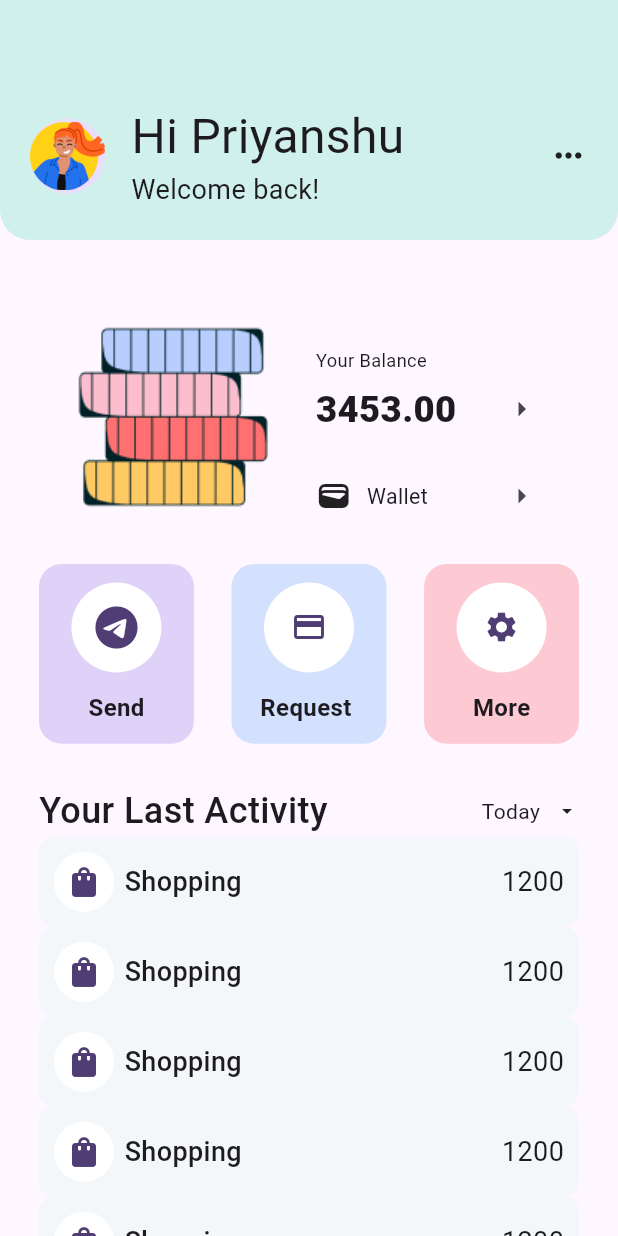
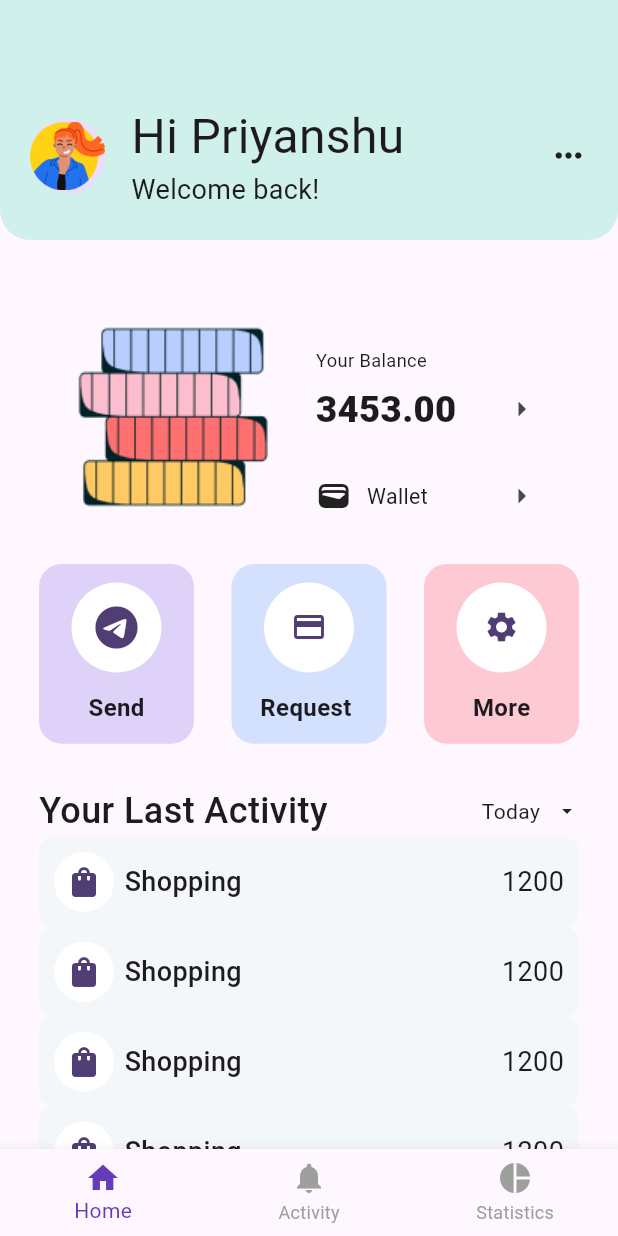
Before and after one commit to quant-1729/finance_app, a Flutter app: the screen it shows after launch, after a tap on the "arrow right" icon, on a phone screen of 412 x 824 dp. Run offline on Flutter 3.47's test engine with Material 3 defaults, Android fonts, the phone set to English and light mode, and no system bars; our stand-ins replace flutter_screenutil, smooth_page_indicator; missing offline and left inert: dart:ffi.

Commit message:
navbar added

```diff
--- /dev/null
+++ b/lib/lib/Views/activity.dart
@@ -0,0 +1,15 @@
+import 'package:flutter/material.dart';
+
+class Activity extends StatefulWidget {
+  const Activity({super.key});
+
+  @override
+  State<Activity> createState() => _ActivityState();
+}
+
+class _ActivityState extends State<Activity> {
+  @override
+  Widget build(BuildContext context) {
+    return const Placeholder();
+  }
+}
--- /dev/null
+++ b/lib/lib/Views/statisticspage.dart
@@ -0,0 +1,15 @@
+import 'package:flutter/material.dart';
+
+class Statisticspage extends StatefulWidget {
+  const Statisticspage({super.key});
+
+  @override
+  State<Statisticspage> createState() => _StatisticspageState();
+}
+
+class _StatisticspageState extends State<Statisticspage> {
+  @override
+  Widget build(BuildContext context) {
+    return const Placeholder();
+  }
+}
--- a/lib/main.dart
+++ b/lib/main.dart
@@ -1,6 +1,8 @@
 import 'package:finance_app/lib/Views/Onborading/general_onboarding_page.dart';
 import 'package:finance_app/lib/Views/Onborading/onboarding.dart';
-import 'package:finance_app/lib/Views/homepage.dart';
+import 'package:finance_app/lib/Views/activity.dart';
+import 'package:finance_app/lib/Views/homepage.dart'; // Ensure this imports a StatefulWidget for Homepage
+import 'package:finance_app/lib/Views/statisticspage.dart';
 import 'package:flutter/material.dart';
 import 'package:flutter_screenutil/flutter_screenutil.dart';
 
@@ -11,34 +13,69 @@ void main() {
 class MyApp extends StatelessWidget {
   const MyApp({super.key});
 
-  // This widget is the root of your application.
   @override
   Widget build(BuildContext context) {
     return MaterialApp(
-        builder: (context, widget) {
-          ScreenUtil.init(context, designSize: Size(375, 812), minTextAdapt: true, splitScreenMode: true);
-          return widget!;
-        },
+      builder: (context, widget) {
+        ScreenUtil.init(context, designSize: Size(375, 812), minTextAdapt: true, splitScreenMode: true);
+        return widget!;
+      },
       theme: ThemeData(
-        // This is the theme of your application.
-        //
-        // TRY THIS: Try running your application with "flutter run". You'll see
-        // the application has a purple toolbar. Then, without quitting the app,
-        // try changing the seedColor in the colorScheme below to Colors.green
-        // and then invoke "hot reload" (save your changes or press the "hot
-        // reload" button in a Flutter-supported IDE, or press "r" if you used
-        // the command line to start the app).
-        //
-        // Notice that the counter didn't reset back to zero; the application
-        // state is not lost during the reload. To reset the state, use hot
-        // restart instead.
-        //
-        // This works for code too, not just values: Most code changes can be
-        // tested with just a hot reload.
         colorScheme: ColorScheme.fromSeed(seedColor: Colors.deepPurple),
         useMaterial3: true,
       ),
-      home: Homepage()
+      home: HomeScreen(), // Update this to HomeScreen with BottomNavigationBar
     );
   }
 }
+
+class HomeScreen extends StatefulWidget {
+  @override
+  _HomeScreenState createState() => _HomeScreenState();
+}
+
+class _HomeScreenState extends State<HomeScreen> {
+  int _currentIndex = 0;
+
+  final List<Widget> _pages = [
+    Homepage(), // Ensure this is the correct page
+    Activity(), // Replace with your actual page
+    Statisticspage()// Replace with your actual page
+  ];
+
+  void _onItemTapped(int index) {
+    setState(() {
+      _currentIndex = index;
+    });
+  }
+
+  @override
+  Widget build(BuildContext context) {
+    return Scaffold(
+      body: _pages[_currentIndex],
+      bottomNavigationBar: BottomNavigationBar(
+        currentIndex: _currentIndex,
+        onTap: _onItemTapped,
+        items: [
+          BottomNavigationBarItem(
+            icon: Icon(Icons.home),
+            label: 'Home',
+            backgroundColor: Colors.deepPurple, // Background color for selected item
+          ),
+          BottomNavigationBarItem(
+            icon: Icon(Icons.notifications),
+            label: 'Activity',
+            backgroundColor: Colors.deepPurple, // Background color for selected item
+          ),
+          BottomNavigationBarItem(
+            icon: Icon(Icons.pie_chart),
+            label: 'Statistics',
+            backgroundColor: Colors.deepPurple, // Background color for selected item
+          ),
+        ],
+        selectedItemColor: Colors.deepPurple, // Highlight color for selected item
+        unselectedItemColor: Colors.grey, // Color for unselected items
+      ),
+    );
+  }
+}
```
